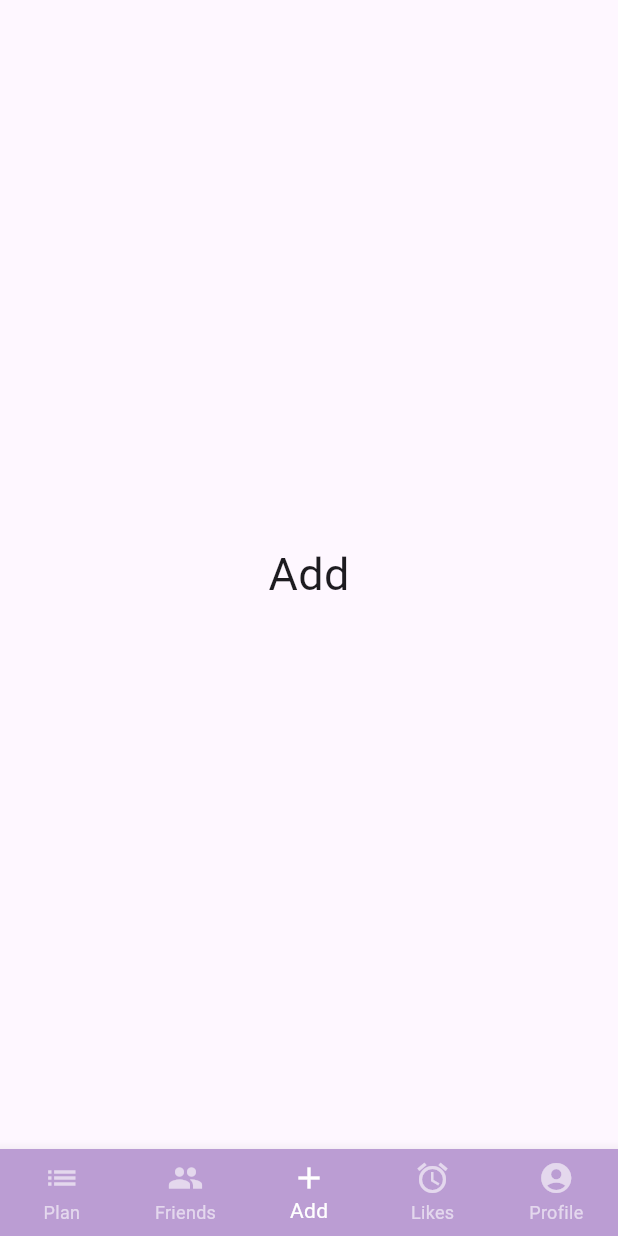
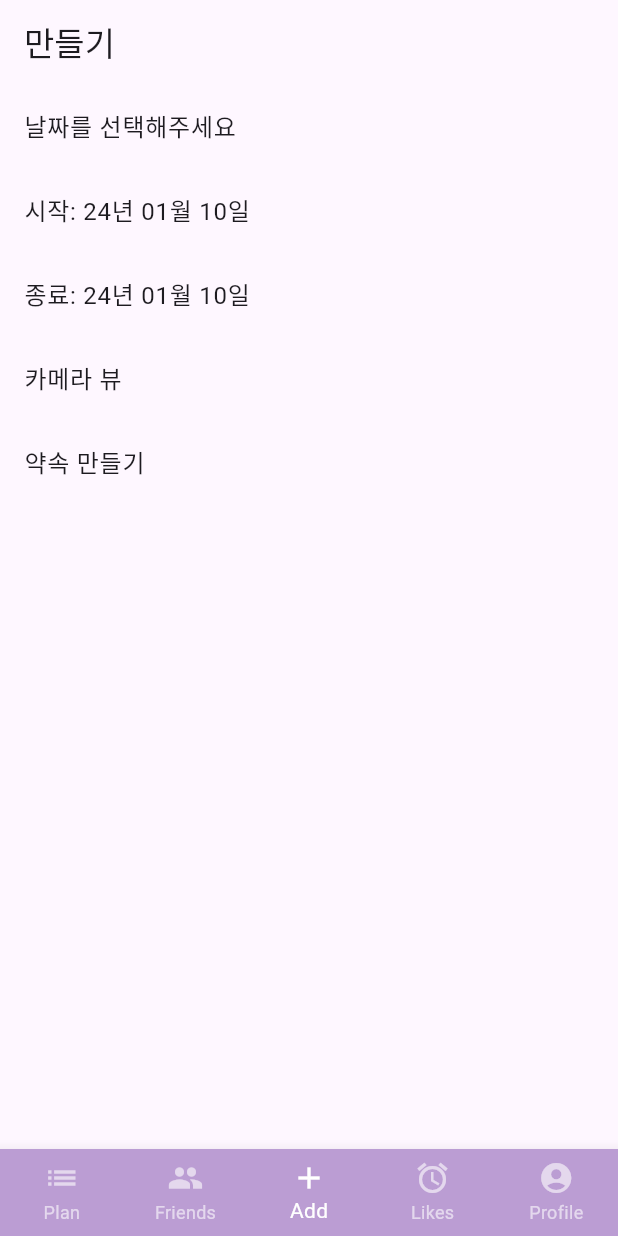
Before and after one commit to let-s-eat-together/LetsEat.flutter, a Flutter app: the screen it shows after launch, item 3 of the bottom bar chosen, on a phone screen of 412 x 824 dp. Run offline on Flutter 3.47's test engine with Material 3 defaults, Android fonts, the light colour scheme and no system bars.

Commit message:
feat: Add MakePlan Screen

```diff
--- a/lets_eat/lib/main.dart
+++ b/lets_eat/lib/main.dart
@@ -1,6 +1,7 @@
 import 'package:flutter/material.dart';
 import 'plan/plan_screen.dart';
 import 'friend/friend_list_screen.dart';
+import 'make_plan/make_plan_screen.dart';
 
 void main() {
   runApp(MyApp());
@@ -37,8 +38,7 @@ class _MainUI extends State<MainUI> {
     FriendListScreen(),
 
     // Add
-    Text('Add',
-      style: TextStyle(fontSize: 30),),
+    MakePlanView(),
 
     // Alarm
     Text('Alarm',
--- /dev/null
+++ b/lets_eat/lib/make_plan/make_plan_screen.dart
@@ -0,0 +1,55 @@
+import 'package:flutter/material.dart';
+import 'package:intl/intl.dart';
+
+class MakePlanView extends StatefulWidget {
+  @override
+  _MakePlanViewState createState() => _MakePlanViewState();
+}
+
+class _MakePlanViewState extends State<MakePlanView> {
+  DateTime expirationDate = DateTime.now();
+
+  @override
+  Widget build(BuildContext context) {
+    return Scaffold(
+      appBar: AppBar(title: Text("만들기")),
+      body: ListView(
+        children: <Widget>[
+          ListTile(
+            title: Text("날짜를 선택해주세요"),
+            onTap: () async {
+              final DateTime? picked = await showDatePicker(
+                context: context,
+                initialDate: expirationDate,
+                firstDate: DateTime.now(),
+                lastDate: DateTime(2101),
+              );
+              if (picked != null && picked != expirationDate)
+                setState(() {
+                  expirationDate = picked;
+                });
+            },
+          ),
+          ListTile(
+            title: Text("시작: ${DateFormat('yy년 MM월 dd일').format(DateTime.now())}"),
+          ),
+          ListTile(
+            title: Text("종료: ${DateFormat('yy년 MM월 dd일').format(expirationDate)}"),
+          ),
+          ListTile(
+            title: Text("카메라 뷰"), // CameraView() 대체
+            onTap: () {
+              // 카메라 뷰 로직 구현
+            },
+          ),
+          ListTile(
+            title: Text("약속 만들기"),
+            onTap: () {
+              // QRCodeView 로직 구현 및 이동
+            },
+          ),
+        ],
+      ),
+    );
+  }
+}
--- a/lets_eat/pubspec.yaml
+++ b/lets_eat/pubspec.yaml
@@ -35,6 +35,7 @@ dependencies:
   # The following adds the Cupertino Icons font to your application.
   # Use with the CupertinoIcons class for iOS style icons.
   cupertino_icons: ^1.0.2
+  intl: ^0.19.0
 
 dev_dependencies:
   flutter_test:
```
